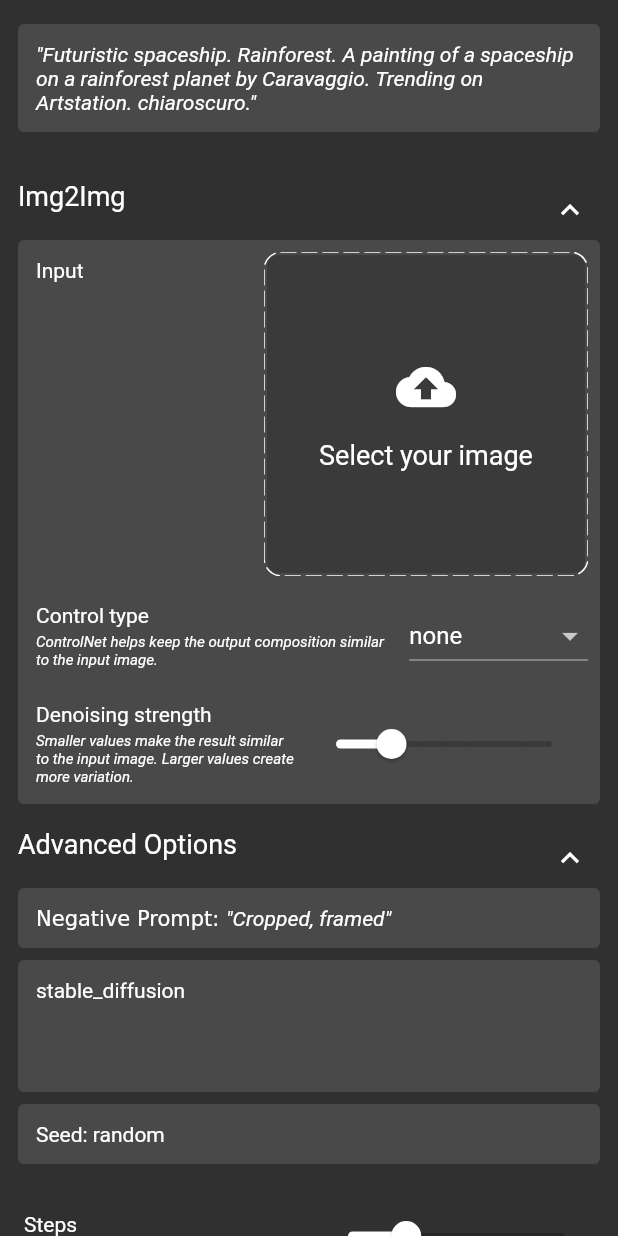
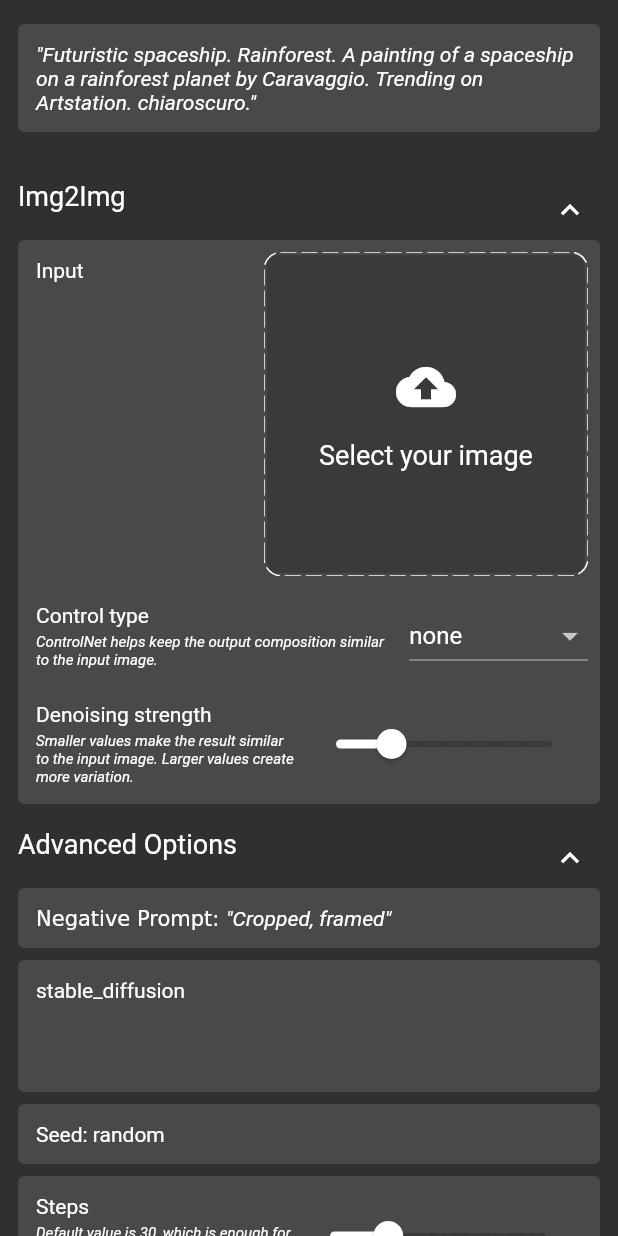
Before and after one commit to ndahlquist/stable-horde-flutter, a Flutter app: the DreamTab widget shown alone on an empty page, opened directly, after a tap on "Img2Img", after a tap on "Advanced Options", on a phone screen of 412 x 824 dp. Run offline on Flutter 3.47's test engine with Material 2 defaults, Android fonts, the phone set to English and light mode, and no system bars; drawn by our look-alikes of dotted_border, expandable; our stand-ins replace cached_network_image, device_info, firebase_analytics, firebase_core, firebase_remote_config, flutter_svg and 9 more; missing offline and left inert: a package; accounts and stored records are empty; generated files the repository leaves out were written again; network calls fail; Roboto replaces fonts that are missing (Ubuntu).

Commit message:
Updated design

```diff
--- a/lib/pages/home/dream_tab.dart
+++ b/lib/pages/home/dream_tab.dart
@@ -194,8 +194,12 @@ class _DreamTabState extends State<DreamTab> {
   }
 
   Widget _stepsWidget(){
-    // TODO: decorate
-    return const StepsBox();
+    return const FractionallySizedBox(
+        widthFactor: 1,
+        child: SectionFrame(
+          child: StepsBox()
+        )
+    );
   }
 
   Widget _upresWidget() {
--- a/lib/widgets/steps_box.dart
+++ b/lib/widgets/steps_box.dart
@@ -28,11 +28,7 @@ class _StepsBoxState extends State<StepsBox> {
   @override
   Widget build(BuildContext context) {
     return Padding(
-      padding: const EdgeInsets.only(
-        left: 4,
-        top: 16,
-        bottom: 4,
-      ),
+      padding: const EdgeInsets.only(),
       child: Row(
         crossAxisAlignment: CrossAxisAlignment.center,
         children: [
@@ -43,7 +39,7 @@ class _StepsBoxState extends State<StepsBox> {
                 Text('Steps'),
                 SizedBox(height: 4),
                 Text(
-                  'TODO WRITE DESCRIPTION.',
+                  'Default value is 30, which is enough for a high-quality picture. Increasing step count increases detail and kudos cost.',
                   style: TextStyle(
                     fontSize: 10,
                     fontStyle: FontStyle.italic,
```
